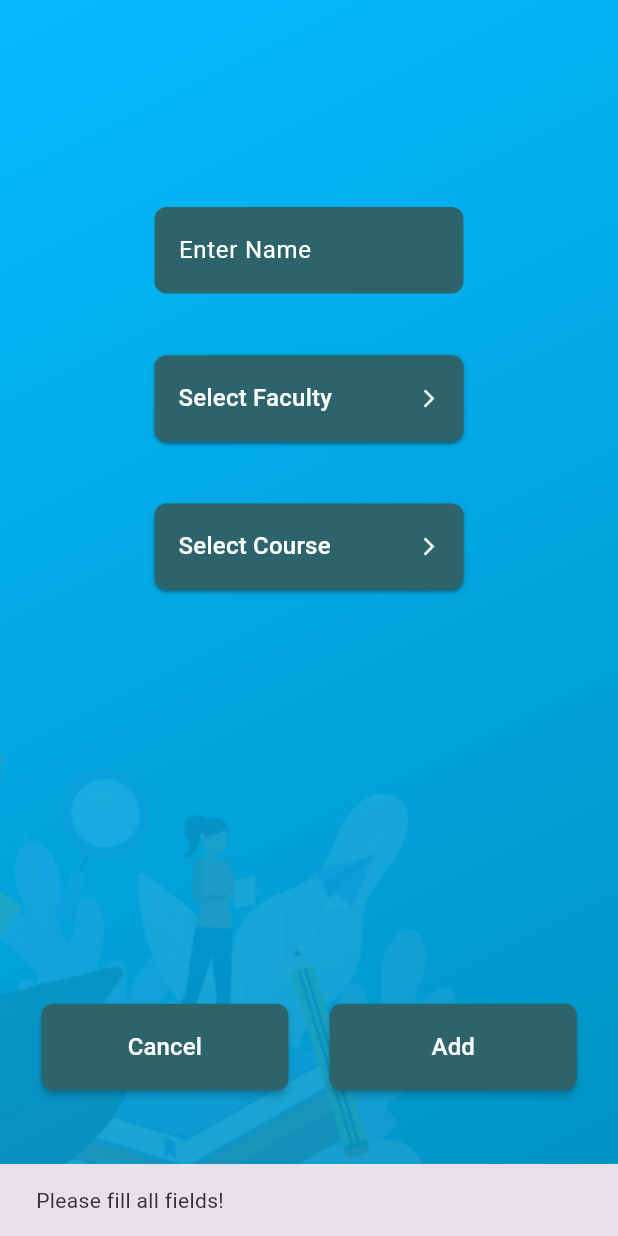
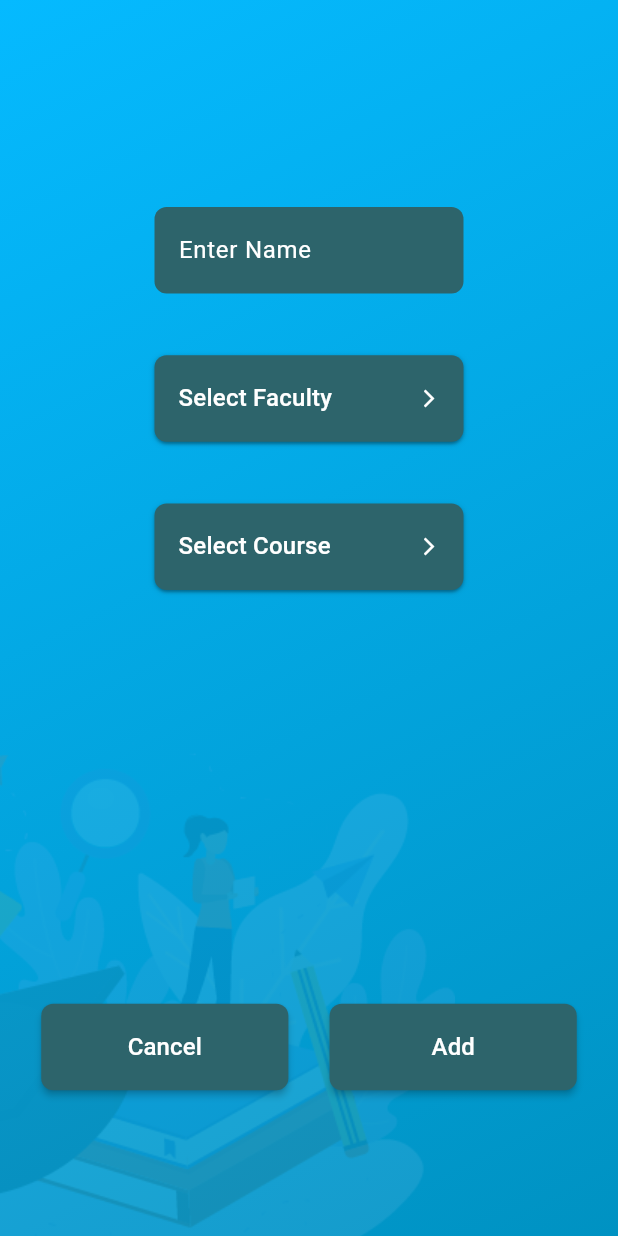
Before and after one commit to mrnipundilshan/UOV-GPA-TRACKER_APP, a Flutter app: the screen it shows after launch, after a tap on "Add", on a phone screen of 412 x 824 dp. Run offline on Flutter 3.47's test engine with Material 3 defaults, Android fonts, the phone set to English and light mode, and no system bars; drawn by our look-alikes of dropdown_button2; our stand-ins replace flutter_svg, sqflite; accounts and stored records are empty.

Commit message:
Remove redundant snackbar messages from student addition logic in FacultySelectionPage

```diff
--- a/lib/facultyselectionpage.dart
+++ b/lib/facultyselectionpage.dart
@@ -218,14 +218,6 @@ class _FacSelectionPageState extends State<FacSelectionPage> {
                         selectedCourse = null;
                         availableCourses = [];
                       });
-
-                      ScaffoldMessenger.of(context).showSnackBar(
-                        SnackBar(content: Text('Student added successfully!')),
-                      );
-                    } else {
-                      ScaffoldMessenger.of(context).showSnackBar(
-                        SnackBar(content: Text('Please fill all fields!')),
-                      );
                     }
                   },
                   style: ElevatedButton.styleFrom(
```
